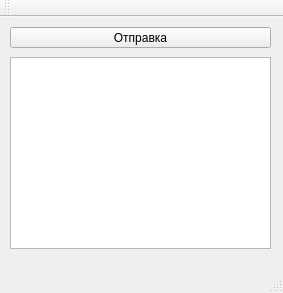
This is Client/Client.ui in GeeZeeMit/antivirus as Qt 5 draws it before an edit. The edited form follows.
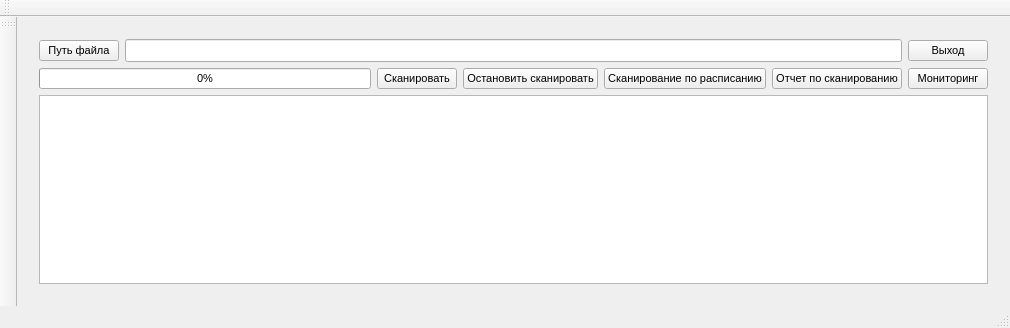
This is the edited form.

Diff of the .ui file:
```diff
--- a/Client/Client.ui
+++ b/Client/Client.ui
@@ -6,37 +6,313 @@
    <rect>
     <x>0</x>
     <y>0</y>
-    <width>283</width>
-    <height>293</height>
+    <width>1010</width>
+    <height>328</height>
    </rect>
   </property>
+  <property name="font">
+   <font>
+    <pointsize>8</pointsize>
+   </font>
+  </property>
   <property name="windowTitle">
    <string>Client</string>
   </property>
   <widget class="QWidget" name="centralWidget">
-   <widget class="QTextEdit" name="textEdit">
-    <property name="geometry">
-     <rect>
-      <x>10</x>
-      <y>40</y>
-      <width>261</width>
-      <height>192</height>
-     </rect>
-    </property>
-   </widget>
-   <widget class="QPushButton" name="testButton">
-    <property name="geometry">
-     <rect>
-      <x>10</x>
-      <y>10</y>
-      <width>261</width>
-      <height>21</height>
-     </rect>
-    </property>
-    <property name="text">
-     <string>Отправка</string>
-    </property>
-   </widget>
+   <layout class="QGridLayout" name="gridLayout">
+    <item row="0" column="0">
+     <widget class="QStackedWidget" name="stackedWidget">
+      <property name="currentIndex">
+       <number>0</number>
+      </property>
+      <widget class="QWidget" name="page">
+       <layout class="QGridLayout" name="gridLayout_5">
+        <item row="1" column="1">
+         <widget class="QLineEdit" name="pathLineEdit">
+          <property name="font">
+           <font>
+            <pointsize>10</pointsize>
+           </font>
+          </property>
+         </widget>
+        </item>
+        <item row="3" column="0" colspan="3">
+         <widget class="QTextEdit" name="reportTextEdit">
+          <property name="font">
+           <font>
+            <pointsize>10</pointsize>
+           </font>
+          </property>
+         </widget>
+        </item>
+        <item row="1" column="0">
+         <widget class="QPushButton" name="browseButton">
+          <property name="text">
+           <string>Путь файла</string>
+          </property>
+         </widget>
+        </item>
+        <item row="2" column="0" colspan="3">
+         <layout class="QHBoxLayout" name="horizontalLayout_4">
+          <item>
+           <widget class="QProgressBar" name="scanProgressBar">
+            <property name="value">
+             <number>0</number>
+            </property>
+           </widget>
+          </item>
+          <item>
+           <widget class="QPushButton" name="scanButton">
+            <property name="sizePolicy">
+             <sizepolicy hsizetype="Minimum" vsizetype="Expanding">
+              <horstretch>0</horstretch>
+              <verstretch>0</verstretch>
+             </sizepolicy>
+            </property>
+            <property name="font">
+             <font>
+              <pointsize>8</pointsize>
+             </font>
+            </property>
+            <property name="text">
+             <string>Сканировать</string>
+            </property>
+           </widget>
+          </item>
+          <item>
+           <widget class="QPushButton" name="stopScanButton">
+            <property name="sizePolicy">
+             <sizepolicy hsizetype="Minimum" vsizetype="Expanding">
+              <horstretch>0</horstretch>
+              <verstretch>0</verstretch>
+             </sizepolicy>
+            </property>
+            <property name="font">
+             <font>
+              <pointsize>8</pointsize>
+             </font>
+            </property>
+            <property name="text">
+             <string>Остановить сканировать</string>
+            </property>
+           </widget>
+          </item>
+          <item>
+           <widget class="QPushButton" name="schedulePageButton">
+            <property name="sizePolicy">
+             <sizepolicy hsizetype="Minimum" vsizetype="Expanding">
+              <horstretch>0</horstretch>
+              <verstretch>0</verstretch>
+             </sizepolicy>
+            </property>
+            <property name="text">
+             <string>Сканирование по расписанию</string>
+            </property>
+           </widget>
+          </item>
+          <item>
+           <widget class="QPushButton" name="reportButton">
+            <property name="sizePolicy">
+             <sizepolicy hsizetype="Minimum" vsizetype="Expanding">
+              <horstretch>0</horstretch>
+              <verstretch>0</verstretch>
+             </sizepolicy>
+            </property>
+            <property name="text">
+             <string>Отчет по сканированию</string>
+            </property>
+           </widget>
+          </item>
+          <item>
+           <widget class="QPushButton" name="monitorPageButton">
+            <property name="sizePolicy">
+             <sizepolicy hsizetype="Minimum" vsizetype="Expanding">
+              <horstretch>0</horstretch>
+              <verstretch>0</verstretch>
+             </sizepolicy>
+            </property>
+            <property name="text">
+             <string>Мониторинг</string>
+            </property>
+           </widget>
+          </item>
+         </layout>
+        </item>
+        <item row="1" column="2">
+         <widget class="QPushButton" name="shutDownButton">
+          <property name="styleSheet">
+           <string notr="true"/>
+          </property>
+          <property name="text">
+           <string>Выход</string>
+          </property>
+         </widget>
+        </item>
+       </layout>
+      </widget>
+      <widget class="QWidget" name="page_2">
+       <layout class="QGridLayout" name="gridLayout_3">
+        <item row="0" column="0" colspan="2">
+         <layout class="QHBoxLayout" name="horizontalLayout_2">
+          <item>
+           <widget class="QPushButton" name="deleteButton">
+            <property name="text">
+             <string>Удалить</string>
+            </property>
+           </widget>
+          </item>
+          <item>
+           <spacer name="horizontalSpacer_2">
+            <property name="orientation">
+             <enum>Qt::Horizontal</enum>
+            </property>
+            <property name="sizeHint" stdset="0">
+             <size>
+              <width>40</width>
+              <height>20</height>
+             </size>
+            </property>
+           </spacer>
+          </item>
+          <item>
+           <widget class="QPushButton" name="backButton">
+            <property name="text">
+             <string>Назад</string>
+            </property>
+           </widget>
+          </item>
+         </layout>
+        </item>
+        <item row="1" column="0" colspan="2">
+         <widget class="QListWidget" name="threatList">
+          <property name="font">
+           <font>
+            <pointsize>11</pointsize>
+           </font>
+          </property>
+         </widget>
+        </item>
+       </layout>
+      </widget>
+      <widget class="QWidget" name="page_3">
+       <layout class="QGridLayout" name="gridLayout_2">
+        <item row="2" column="0" colspan="2">
+         <widget class="QTableWidget" name="monitorTable">
+          <column>
+           <property name="text">
+            <string>Путь</string>
+           </property>
+          </column>
+         </widget>
+        </item>
+        <item row="0" column="0" colspan="2">
+         <layout class="QHBoxLayout" name="horizontalLayout">
+          <item>
+           <widget class="QPushButton" name="monitorBrowseButton">
+            <property name="text">
+             <string>Выбрать путь</string>
+            </property>
+           </widget>
+          </item>
+          <item>
+           <widget class="QLineEdit" name="monitorPathEdit">
+            <property name="font">
+             <font>
+              <pointsize>10</pointsize>
+             </font>
+            </property>
+           </widget>
+          </item>
+          <item>
+           <widget class="QPushButton" name="monitorButton">
+            <property name="text">
+             <string>Начать мониторинг</string>
+            </property>
+           </widget>
+          </item>
+          <item>
+           <widget class="QPushButton" name="stopMonitorButton">
+            <property name="text">
+             <string>Остановить мониторинг</string>
+            </property>
+           </widget>
+          </item>
+          <item>
+           <widget class="QPushButton" name="monitorBackButton">
+            <property name="text">
+             <string>Назад</string>
+            </property>
+           </widget>
+          </item>
+         </layout>
+        </item>
+       </layout>
+      </widget>
+      <widget class="QWidget" name="page_4">
+       <layout class="QGridLayout" name="gridLayout_4">
+        <item row="0" column="0">
+         <layout class="QHBoxLayout" name="horizontalLayout_5">
+          <item>
+           <widget class="QPushButton" name="scheduleBrowseButton">
+            <property name="text">
+             <string>Выбрать путь</string>
+            </property>
+           </widget>
+          </item>
+          <item>
+           <widget class="QLineEdit" name="schedulePathEdit">
+            <property name="font">
+             <font>
+              <pointsize>10</pointsize>
+             </font>
+            </property>
+           </widget>
+          </item>
+          <item>
+           <widget class="QTimeEdit" name="scheduleTimeEdit"/>
+          </item>
+          <item>
+           <widget class="QPushButton" name="scheduleScanButton">
+            <property name="text">
+             <string>Запустить сканирование</string>
+            </property>
+           </widget>
+          </item>
+          <item>
+           <widget class="QPushButton" name="cancelScheduleScanButton">
+            <property name="text">
+             <string>Отменить выбранное сканирование</string>
+            </property>
+           </widget>
+          </item>
+          <item>
+           <widget class="QPushButton" name="scheduleBackButton">
+            <property name="text">
+             <string>Назад</string>
+            </property>
+           </widget>
+          </item>
+         </layout>
+        </item>
+        <item row="1" column="0">
+         <widget class="QTableWidget" name="scheduleScanTable">
+          <column>
+           <property name="text">
+            <string>Путь</string>
+           </property>
+          </column>
+          <column>
+           <property name="text">
+            <string>Время</string>
+           </property>
+          </column>
+         </widget>
+        </item>
+       </layout>
+      </widget>
+     </widget>
+    </item>
+   </layout>
   </widget>
   <widget class="QMenuBar" name="menuBar">
    <property name="geometry">
@@ -57,6 +333,17 @@
    </attribute>
   </widget>
   <widget class="QStatusBar" name="statusBar"/>
+  <widget class="QToolBar" name="toolBar">
+   <property name="windowTitle">
+    <string>toolBar</string>
+   </property>
+   <attribute name="toolBarArea">
+    <enum>LeftToolBarArea</enum>
+   </attribute>
+   <attribute name="toolBarBreak">
+    <bool>false</bool>
+   </attribute>
+  </widget>
  </widget>
  <layoutdefault spacing="6" margin="11"/>
  <resources>
```
Left out of the diff: 4 changed lines with no effect on the pictures.
